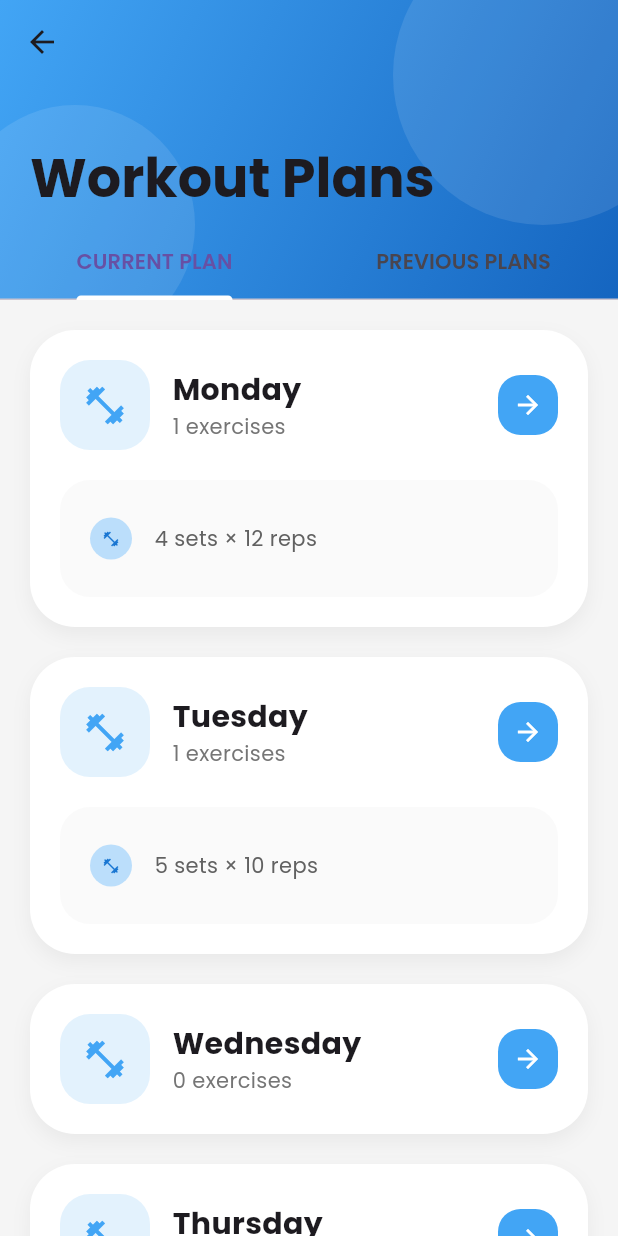
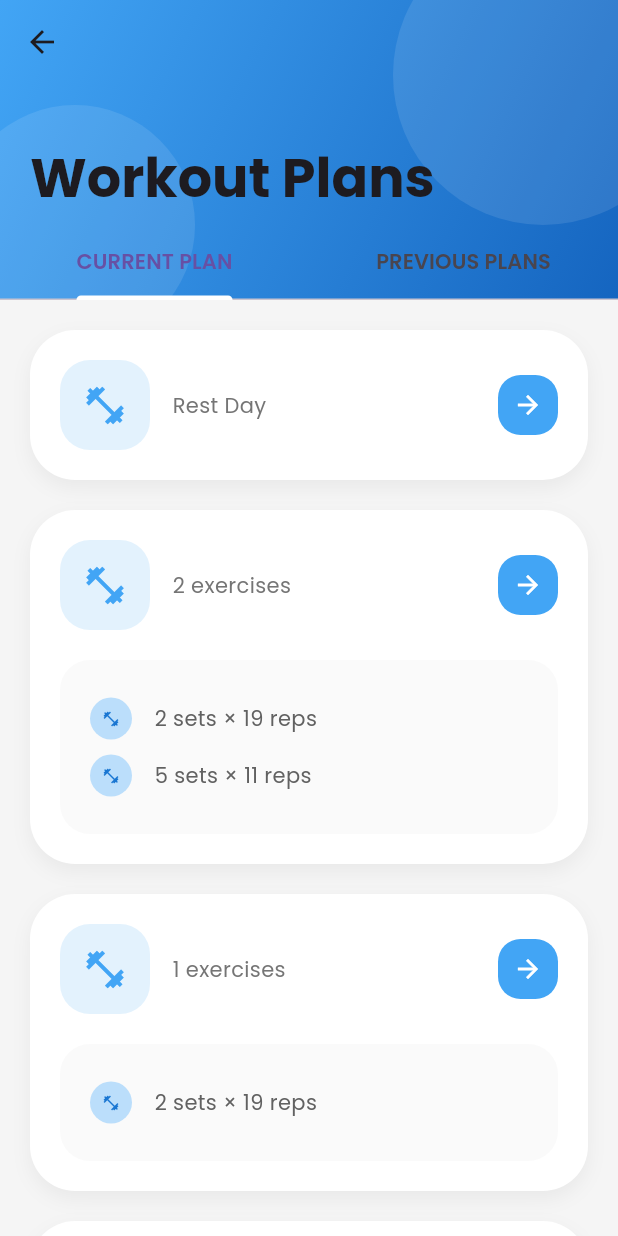
Before and after one commit to ahmdzakie/workout_tracker, a Flutter app: the PlansScreen screen opened directly, on a phone screen of 412 x 824 dp. Run offline on Flutter 3.47's test engine with Material 3 defaults, Android fonts, the phone set to English and light mode, and no system bars; our stand-ins replace get_it, google_fonts; network calls fail; statements that could not run were skipped; project files that could hold a hidden picture were left out.

Commit message:
Integration with the BE structure of the workout

```diff
--- a/lib/models/workout_plan.dart
+++ b/lib/models/workout_plan.dart
@@ -2,6 +2,9 @@ class WorkoutPlan {
   final int id;
   final String name;
   final String description;
+  final String startDate;
+  final String endDate;
+  final String status;
   final DayPlan monday;
   final DayPlan tuesday;
   final DayPlan wednesday;
@@ -14,6 +17,9 @@ class WorkoutPlan {
     required this.id,
     required this.name,
     required this.description,
+    required this.startDate,
+    required this.endDate,
+    required this.status,
     required this.monday,
     required this.tuesday,
     required this.wednesday,
@@ -28,41 +34,33 @@ class WorkoutPlan {
       id: json['id'],
       name: json['name'],
       description: json['description'],
-      monday: DayPlan.fromJson(json['monday'], 'Monday'),
-      tuesday: DayPlan.fromJson(json['tuesday'], 'Tuesday'),
-      wednesday: DayPlan.fromJson(json['wednesday'], 'Wednesday'),
-      thursday: DayPlan.fromJson(json['thursday'], 'Thursday'),
-      friday: DayPlan.fromJson(json['friday'], 'Friday'),
-      saturday: DayPlan.fromJson(json['saturday'], 'Saturday'),
-      sunday: DayPlan.fromJson(json['sunday'], 'Sunday'),
+      startDate: json['startDate'],
+      endDate: json['endDate'],
+      status: json['status'],
+      monday: DayPlan.fromJson(json['monday']),
+      tuesday: DayPlan.fromJson(json['tuesday']),
+      wednesday: DayPlan.fromJson(json['wednesday']),
+      thursday: DayPlan.fromJson(json['thursday']),
+      friday: DayPlan.fromJson(json['friday']),
+      saturday: DayPlan.fromJson(json['saturday']),
+      sunday: DayPlan.fromJson(json['sunday']),
     );
   }
 
   List<DayPlan> getAllPlanDays() {
-    return [
-      monday,
-      tuesday,
-      wednesday,
-      thursday,
-      friday,
-      saturday,
-      sunday,
-    ];
+    return [monday, tuesday, wednesday, thursday, friday, saturday, sunday];
   }
 }
 
 class DayPlan {
   final List<Exercise> exercises;
-  final String name;
 
-  DayPlan({required this.exercises, required this.name});
+  DayPlan({required this.exercises});
 
-  factory DayPlan.fromJson(Map<String, dynamic> json, String name) {
+  factory DayPlan.fromJson(Map<String, dynamic> json) {
     return DayPlan(
-      exercises: (json['exercises'] as List)
-          .map((e) => Exercise.fromJson(e))
-          .toList(),
-      name: name,
+      exercises:
+          (json['exercises'] as List).map((e) => Exercise.fromJson(e)).toList(),
     );
   }
 }
@@ -72,18 +70,16 @@ class Exercise {
   final int sets;
   final int reps;
   final String technique;
-  final int rpe;
+  final int restTime;
   final String notes;
-  final int restTime;
 
   Exercise({
     required this.workoutId,
     required this.sets,
     required this.reps,
     required this.technique,
-    required this.rpe,
+    required this.restTime,
     required this.notes,
-    required this.restTime,
   });
 
   factory Exercise.fromJson(Map<String, dynamic> json) {
@@ -92,9 +88,8 @@ class Exercise {
       sets: json['sets'],
       reps: json['reps'],
       technique: json['technique'],
-      rpe: 3, // TODO: fix this later in the BE
+      restTime: json['restTime'],
       notes: json['notes'],
-      restTime: json['restTime'],
     );
   }
 }
--- a/lib/repositories/mock_workout_plan_repository.dart
+++ b/lib/repositories/mock_workout_plan_repository.dart
@@ -1,87 +1,61 @@
 import '../../models/workout_plan.dart';
 import '../../repositories/workout_plan_repository.dart';
 
-  enum MuscleGroup {
-    UpperBody,
-    LowerBody,
-    Core,
-    FullBody
-  }
+enum MuscleGroup { UpperBody, LowerBody, Core, FullBody }
 
-  enum Equipment {
-    Barbell,
-    Dumbbells,
-    Machines,
-    Bodyweight,
-    Other
-  }
+enum Equipment { Barbell, Dumbbells, Machines, Bodyweight, Other }
 
-  enum Category {
-    Strength,
-    Cardio,
-    Flexibility,
-    Balance
-  }
+enum Category { Strength, Cardio, Flexibility, Balance }
 
-  enum SkillLevel {
-    Beginner,
-    Intermediate,
-    Advanced,
-    Expert
-  }
+enum SkillLevel { Beginner, Intermediate, Advanced, Expert }
+
 class MockWorkoutPlanRepository implements WorkoutPlanRepository {
   final WorkoutPlan _mockWorkoutPlan = WorkoutPlan(
-    id: 1,
-    name: "Strength Building Program",
-    description: "12-week progressive strength training",
+    id: 3,
+    name: "Good Work",
+    description: "This is a workout plan.",
+    startDate: "2025-01-17",
+    endDate: "2025-02-14",
+    status: "completed",
     monday: DayPlan(
-        name: "Monday",
+      exercises: [],
+    ),
+    tuesday: DayPlan(
       exercises: [
         Exercise(
           workoutId: 1,
-            sets: 4,
-            reps: 12,
-            technique: "Standard",
-            rpe: 8,
-            notes: "Keep shoulders retracted",
-            restTime: 90,
+          sets: 2,
+          reps: 19,
+          technique: "circuit",
+          restTime: 94,
+          notes: "Additional notes or tips specific to this workout.",
         ),
-        ],
-    ),
-    tuesday: DayPlan(
-        name: "Tuesday",
-        exercises: [
         Exercise(
           workoutId: 2,
           sets: 5,
-            reps: 10,
-            technique: "Controlled",
-            rpe: 7,
-            notes: "Focus on form",
-            restTime: 60,
+          reps: 11,
+          technique: "superset",
+          restTime: 76,
+          notes: "Additional notes or tips specific to this workout.",
         ),
       ],
     ),
     wednesday: DayPlan(
-        name: "Wednesday",
-        exercises: [],
+      exercises: [
+        Exercise(
+          workoutId: 1,
+          sets: 2,
+          reps: 19,
+          technique: "circuit",
+          restTime: 94,
+          notes: "Additional notes or tips specific to this workout.",
         ),
-    thursday: DayPlan(
-        name: "Thursday",
-        exercises: [],
+      ],
     ),
-    friday: DayPlan(
-        name: "Friday",
-        exercises: [],
-    ),
-    saturday: DayPlan(
-        name: "Saturday",
-        exercises: [],
-    ),
-    sunday: DayPlan(
-        name: "Sunday",
-        exercises: [],
-    ),
+    thursday: DayPlan(exercises: []),
+    friday: DayPlan(exercises: []),
+    saturday: DayPlan(exercises: []),
+    sunday: DayPlan(exercises: []),
   );
 
   @override
--- a/lib/repositories/workout_details_repository_impl.dart
+++ b/lib/repositories/workout_details_repository_impl.dart
@@ -1,3 +1,7 @@
+import 'package:workout_tracker/services/api/workout_api_client.dart';
+import 'workout_details_repository.dart';
+import 'package:workout_tracker/models/workout_details.dart';
+
 class WorkoutDetailsRepositoryImpl implements WorkoutDetailsRepository {
   final WorkoutApiClient apiClient;
 
--- a/lib/screens/plans_screen.dart
+++ b/lib/screens/plans_screen.dart
@@ -30,24 +30,11 @@ class _PlansScreenState extends State<PlansScreen> {
   Future<void> _loadCurrentPlan() async {
     try {
       final plan = await workoutPlanRepository.getCurrentPlan();
-      print('Workout Plan Details:');
-      print('Plan Name: ${plan.name}');
-      print('Duration: ${plan.description} weeks');
-      print('\nWorkouts:');
-      var workout = plan.monday;
-      //for (var workout in plan.friday) {
-      print('\n${workout.name}:');
-      print('Exercises:');
-      for (var exercise in workout.exercises) {
-        print(
-            '- ${exercise.technique}: ${exercise.sets} sets, ${exercise.reps} reps');
-      }
-      //}
       setState(() {
         currentPlan = plan;
         isLoading = false;
       });
-    } on Exception catch (error) {
+    } catch (error) {
       setState(() {
         isLoading = false;
       });
@@ -204,14 +191,9 @@ class _PlansScreenState extends State<PlansScreen> {
                           crossAxisAlignment: CrossAxisAlignment.start,
                           children: [
                             Text(
-                              dayPlan.name,
-                              style: GoogleFonts.poppins(
-                                fontSize: 20,
-                                fontWeight: FontWeight.bold,
-                              ),
-                            ),
-                            Text(
-                              '${dayPlan.exercises.length} exercises',
+                              dayPlan.exercises.isNotEmpty
+                                  ? '${dayPlan.exercises.length} exercises'
+                                  : 'Rest Day',
                               style: GoogleFonts.poppins(
                                 color: Colors.grey[600],
                                 fontSize: 14,
```
Also changed, not shown: lib/models/workout_details.dart (+11 -23 lines), lib/repositories/mock_workout_details_repository.dart (+23 -19 lines), lib/screens/day_detail_screen.dart (+6 -3 lines). Lines whose indentation alone changed are shown as unchanged.
